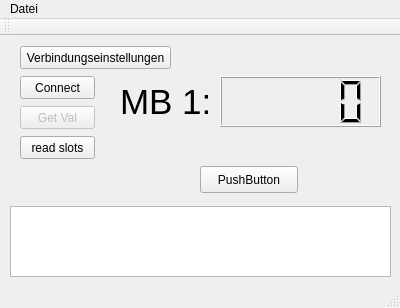
This is mainwindow.ui in darkmattercoder/plcanalyzer as Qt 5 draws it before an edit. The edited form follows.
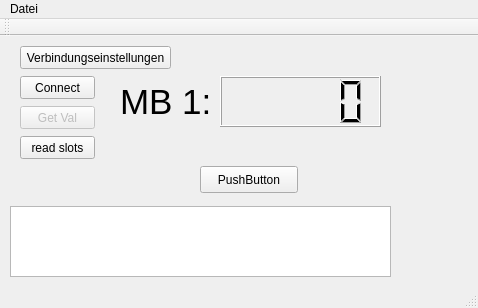
This is the edited form.

The edit to the form file:
```diff
--- a/mainwindow.ui
+++ b/mainwindow.ui
@@ -6,7 +6,7 @@
    <rect>
     <x>0</x>
     <y>0</y>
-    <width>400</width>
+    <width>478</width>
     <height>308</height>
    </rect>
   </property>
@@ -152,7 +152,7 @@
     <rect>
      <x>0</x>
      <y>0</y>
-     <width>400</width>
+     <width>478</width>
      <height>25</height>
     </rect>
    </property>
@@ -176,7 +176,14 @@
     <bool>false</bool>
    </attribute>
   </widget>
-  <widget class="QStatusBar" name="statusBar"/>
+  <widget class="QStatusBar" name="statusBar">
+   <property name="sizePolicy">
+    <sizepolicy hsizetype="Preferred" vsizetype="Preferred">
+     <horstretch>0</horstretch>
+     <verstretch>0</verstretch>
+    </sizepolicy>
+   </property>
+  </widget>
   <action name="actionNeues_Projekt">
    <property name="text">
     <string>neues Projekt</string>
```
